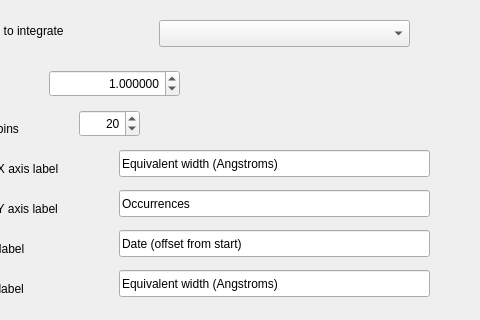
The window that Numpy/Sdadmin/ewcalcdlg.ui (JohnMCollins/python-astro-progs) describes before a commit, drawn with Qt 5; both pictures show x 111 to 591 and y 0 to 320 of the 591 by 458 pixel window.
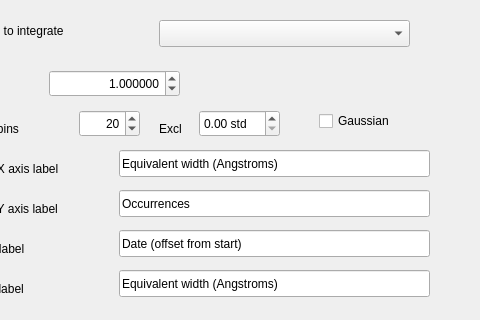
The same window after the commit.

The edit to the form file:
```diff
--- a/Numpy/Sdadmin/ewcalcdlg.ui
+++ b/Numpy/Sdadmin/ewcalcdlg.ui
@@ -339,6 +339,58 @@
     <string>This is the peak we want to perform the integration over.</string>
    </property>
   </widget>
+  <widget class="QDoubleSpinBox" name="exclstds">
+   <property name="geometry">
+    <rect>
+     <x>310</x>
+     <y>110</y>
+     <width>81</width>
+     <height>27</height>
+    </rect>
+   </property>
+   <property name="toolTip">
+    <string>Exclude items at least this number of stddevs
+from histogram</string>
+   </property>
+   <property name="suffix">
+    <string> std</string>
+   </property>
+   <property name="maximum">
+    <double>20.000000000000000</double>
+   </property>
+   <property name="singleStep">
+    <double>0.500000000000000</double>
+   </property>
+  </widget>
+  <widget class="QLabel" name="label_10">
+   <property name="geometry">
+    <rect>
+     <x>270</x>
+     <y>120</y>
+     <width>41</width>
+     <height>17</height>
+    </rect>
+   </property>
+   <property name="text">
+    <string>Excl</string>
+   </property>
+  </widget>
+  <widget class="QCheckBox" name="gaussian">
+   <property name="geometry">
+    <rect>
+     <x>430</x>
+     <y>110</y>
+     <width>93</width>
+     <height>22</height>
+    </rect>
+   </property>
+   <property name="toolTip">
+    <string>Overlay a Gaussian curve on the histogram</string>
+   </property>
+   <property name="text">
+    <string>Gaussian</string>
+   </property>
+  </widget>
  </widget>
  <tabstops>
   <tabstop>peakrange</tabstop>
```
Left out of the diff: 2 changed lines with no effect on the pictures.
